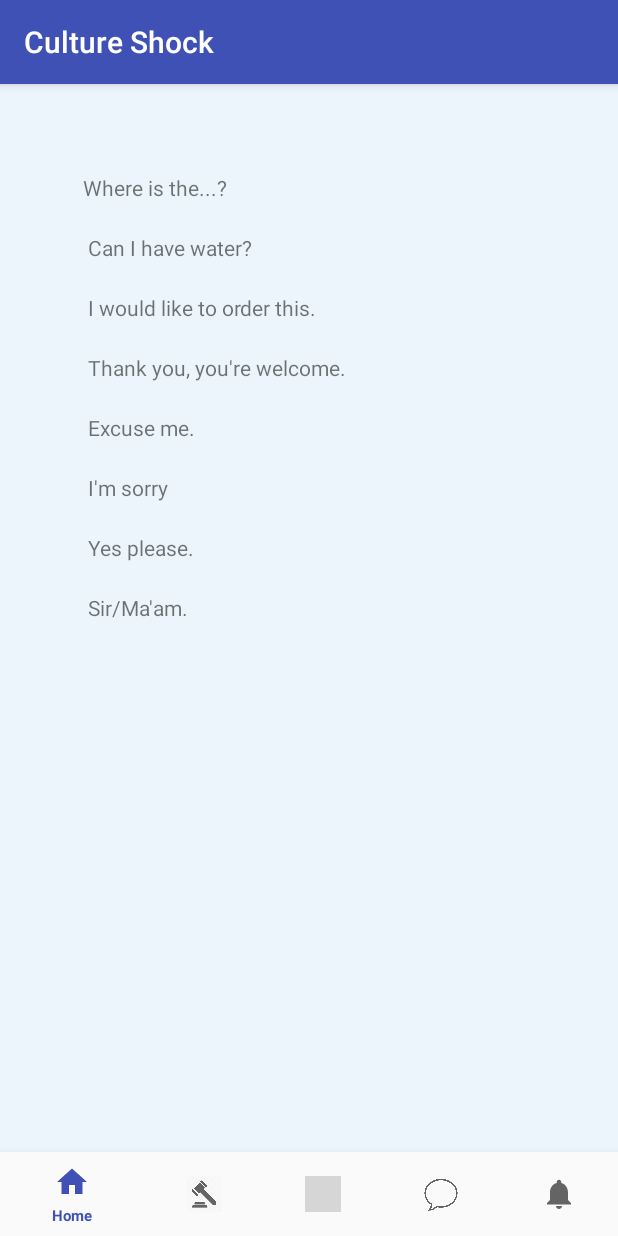
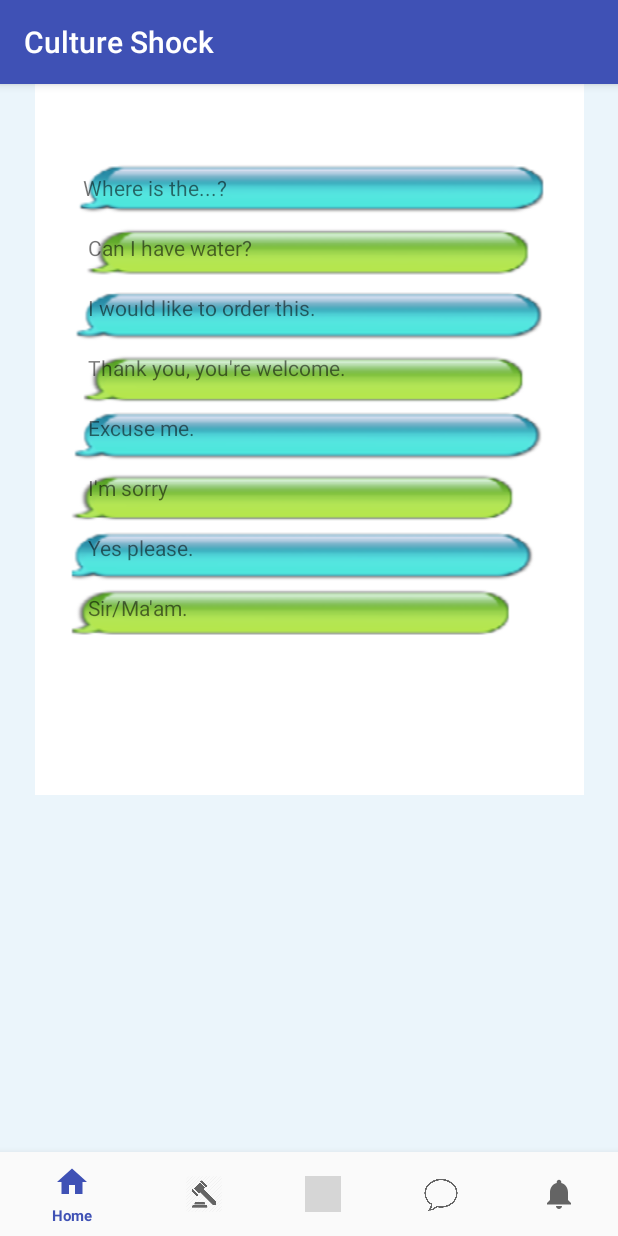
Before and after one commit to zryan2/CultureShock, an Android app: the fragment Phrases placed in its activity, on a phone screen of 412 x 824 dp. Run offline under Robolectric (Android 15) with nearby library versions, the phone set to English and light mode, and no system bars; grey boxes are pictures that could not be loaded.

Commit message:
fix phrases picture and text. cannot use two things on scroll view so deleted it.

```diff
--- a/app/src/main/res/layout/fragment_phrases.xml
+++ b/app/src/main/res/layout/fragment_phrases.xml
@@ -4,31 +4,24 @@
     android:layout_width="match_parent"
     android:layout_height="match_parent"
     tools:context="com.example.ryan.cultureshock.Phrases">
+
     <!-- TODO: Update blank fragment layout -->
-    <ScrollView
-        android:layout_width="match_parent"
-        android:layout_height="match_parent">
-
-        <LinearLayout
-            android:layout_width="match_parent"
-            android:layout_height="wrap_content"
-            android:orientation="vertical" >
-
     <TextView
+        android:id="@+id/textView2"
         android:layout_width="match_parent"
         android:layout_height="match_parent"
         android:layout_marginStart="55dp"
         android:layout_marginTop="59dp"
-                android:elevation="1dp"
+        android:elevation="2dp"
         android:fontFamily="sans-serif"
         android:lineSpacingExtra="24sp"
         android:text="@string/phraseText" />
-        </LinearLayout>
-    </ScrollView>
 
-    <!--<ImageView-->
-        <!--android:id="@+id/imageView12"-->
-        <!--android:layout_width="wrap_content"-->
-        <!--android:layout_height="wrap_content"-->
-        <!--android:src="@drawable/textbubbles" />-->
+    <ImageView
+        android:id="@+id/imageView12"
+        android:layout_width="match_parent"
+        android:layout_height="wrap_content"
+        android:elevation="0dp"
+        android:src="@drawable/textbubbles" />
+
 </FrameLayout>
```
Lines whose indentation alone changed are shown as unchanged.
